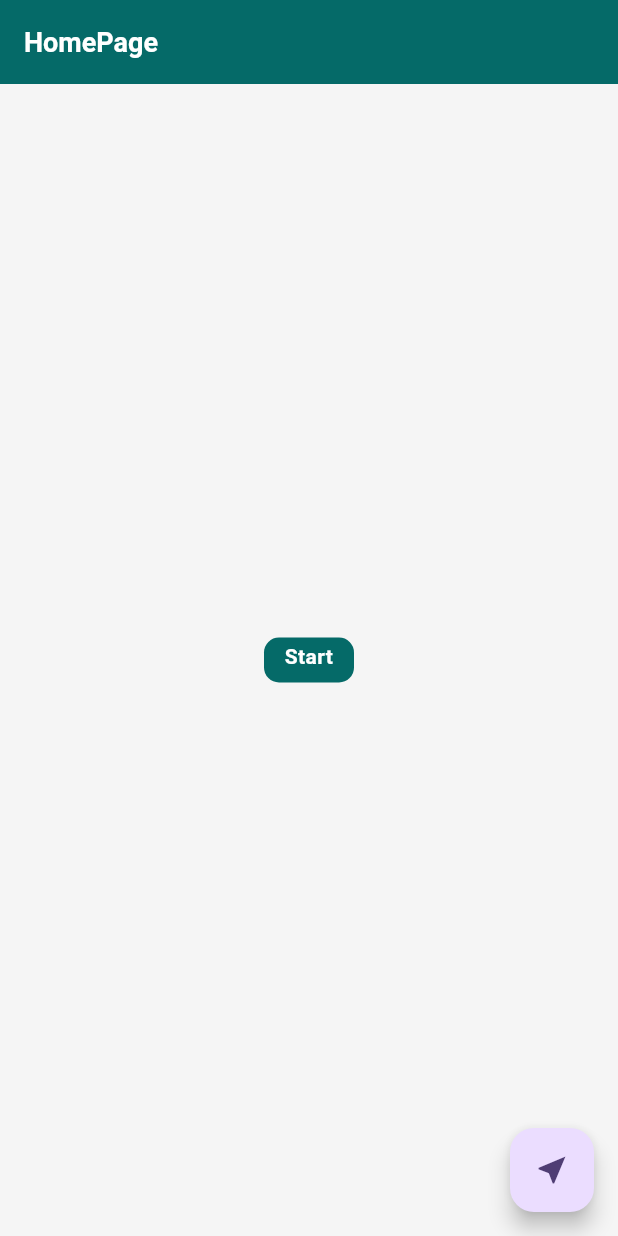
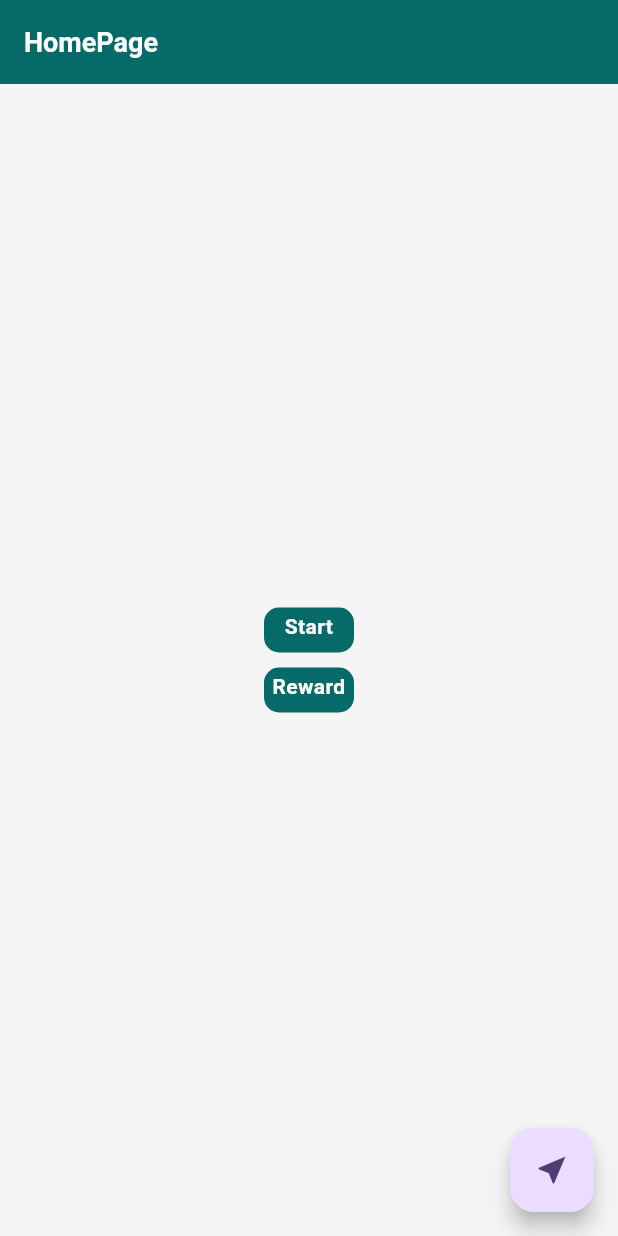
Before and after one commit to foysal012/survey_app, a Flutter app: the screen it shows after launch, on a phone screen of 412 x 824 dp. Run offline on Flutter 3.47's test engine with Material 3 defaults, Android fonts, the phone set to English and light mode, and no system bars; our stand-ins replace gap, google_mobile_ads, package_info_plus; network calls fail; Roboto replaces fonts that are missing (anek).

Commit message:
Rewarded Add implementation done

```diff
--- a/lib/view/screen/home_page.dart
+++ b/lib/view/screen/home_page.dart
@@ -4,6 +4,7 @@ import 'package:survey_app/resources/app_color.dart';
 import 'package:survey_app/resources/app_style.dart';
 import 'package:survey_app/services/ad_helper.dart';
 import 'package:survey_app/view/screen/question_page.dart';
+import 'package:survey_app/view/screen/reward_ad_screen.dart';
 import 'interstitial_ad_screen.dart';
 
 class HomePage extends StatefulWidget {
@@ -54,7 +55,10 @@ class _HomePageState extends State<HomePage> {
         child: Stack(
           children: [
             Center(
-              child: GestureDetector(
+              child: Column(
+                mainAxisAlignment: MainAxisAlignment.center,
+                children: [
+                  GestureDetector(
                     onTap: () => Navigator.of(context).push(MaterialPageRoute(builder: (context) => QuestionPage())),
                     child: Container(
                       height: 30,
@@ -68,9 +72,31 @@ class _HomePageState extends State<HomePage> {
                           fontSize: AppStyle.fontSize14,
                           color: AppColor.appWhite
                       ),
+                        textAlign: TextAlign.center
+                      ),
+                    ),
+                  ),
+                  AppStyle.gap(10.0),
+
+                  GestureDetector(
+                    onTap: () => Navigator.of(context).push(MaterialPageRoute(builder: (context) => RewardAdScreen())),
+                    child: Container(
+                      height: 30,
+                      width: 60,
+                      padding: AppStyle.padding(2.5),
+                      decoration: BoxDecoration(
+                        color: AppColor.primaryColor,
+                        borderRadius: AppStyle.radius(10.0)
+                      ),
+                      child: Text('Reward Add', style: AppStyle.boldTextStyle(
+                          fontSize: AppStyle.fontSize14,
+                          color: AppColor.appWhite
+                      ),
                         textAlign: TextAlign.center,
                       ),
                     ),
+                  ),
+                ],
               ),
             ),
             if(_bannerAd != null)
```
Also changed, not shown: lib/services/ad_helper.dart (+10 -0 lines), lib/view/screen/reward_ad_screen.dart (added, +67 -0 lines). Lines whose indentation alone changed are shown as unchanged.
